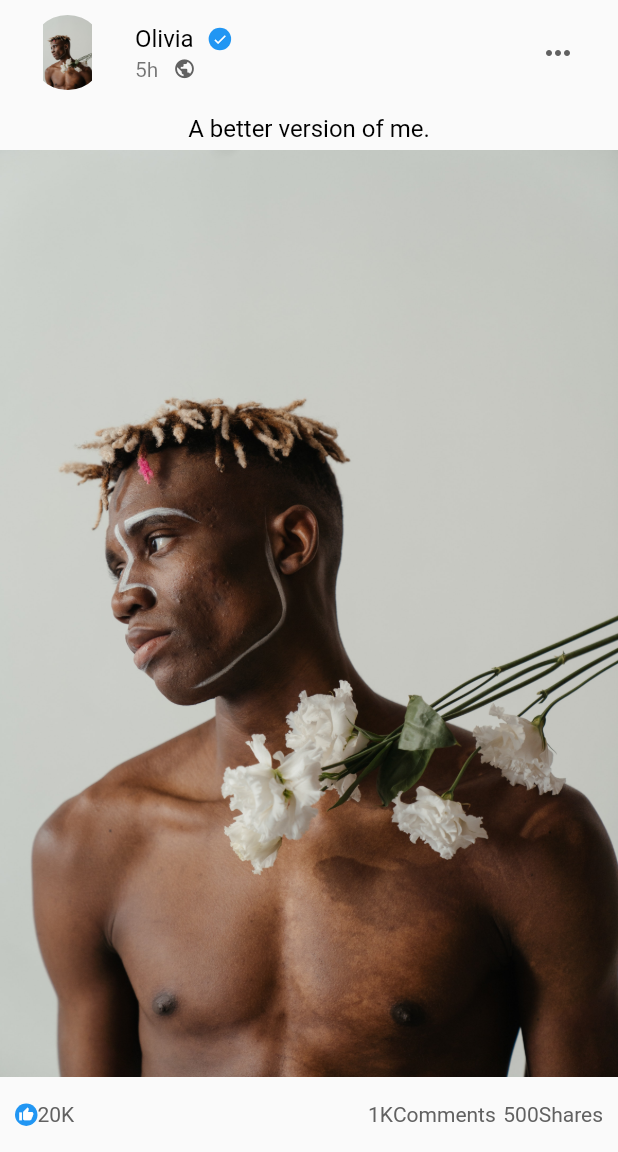
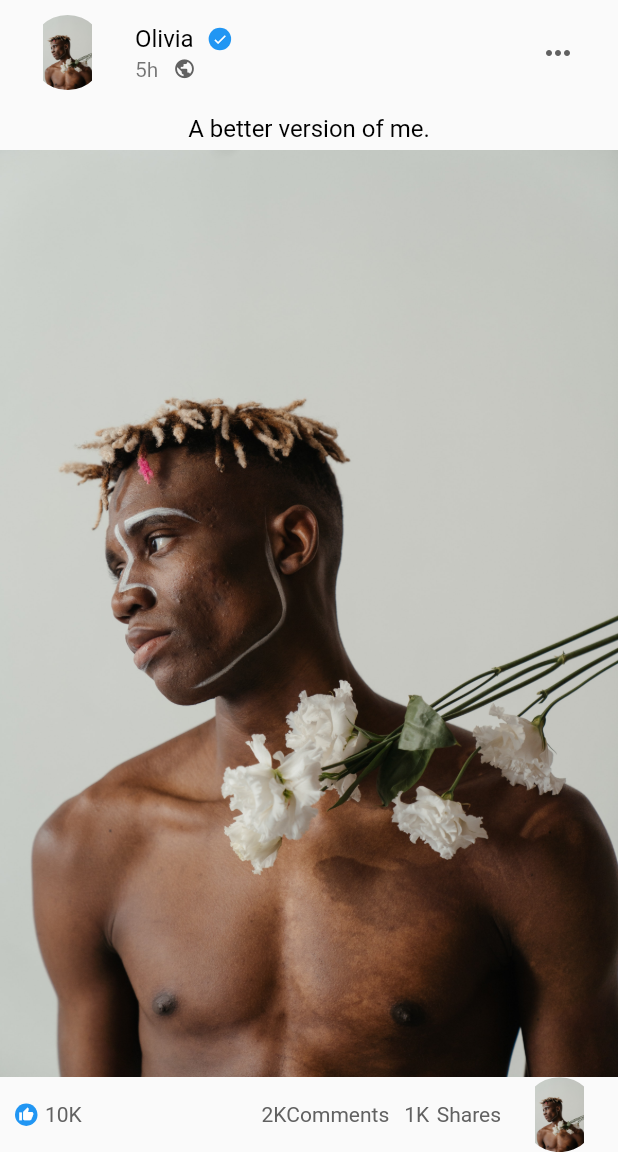
Before and after one commit to muhammedrishadpe/Facebook_Clone, a Flutter app: the screen it shows after launch, scrolled down 481 dp, on a phone screen of 412 x 824 dp, the part 84-1236 px from its top. Run offline on Flutter 3.47's test engine with Material 2 defaults, Android fonts, the phone set to English and light mode, and no system bars.

Commit message:
added PostCard Avatar

```diff
--- a/lib/home.dart
+++ b/lib/home.dart
@@ -66,6 +66,9 @@ class Home extends StatelessWidget {
             postTitle: "A better version of me.",
             postImage: olivia,
             showBluwTick: true,
+            likeCount: "10K",
+            shareCount: "1K",
+            commentCount: "2K",
           ),
         ]),
       ),
--- a/lib/widgets/postCard.dart
+++ b/lib/widgets/postCard.dart
@@ -10,6 +10,9 @@ class PostCard extends StatelessWidget {
   final String postTitle;
   final String postImage;
   final bool showBluwTick;
+  final String likeCount;
+  final String shareCount;
+  final String commentCount;
 
   PostCard({
     @required this.avatar,
@@ -18,6 +21,9 @@ class PostCard extends StatelessWidget {
     @required this.postTitle,
     @required this.postImage,
     this.showBluwTick = false,
+    @required this.likeCount,
+    @required this.shareCount,
+    @required this.commentCount,
   });
 
   @override
@@ -58,24 +64,42 @@ class PostCard extends StatelessWidget {
                     size: 10,
                   ),
                 ),
+                SizedBox(
+                  width: 5,
+                ),
                 // Like label
-                displayText(label: "20K"),
+                displayText(
+                  label: likeCount,
+                ),
               ],
             ),
           ),
           Container(
             child: Row(
               children: [
-                // Comment & share
                 displayText(
-                  label: "1K",
+                  label: commentCount,
                 ),
                 displayText(label: "Comments"),
                 SizedBox(
+                  width: 10,
+                ),
+                displayText(
+                  label: shareCount,
+                ),
+                SizedBox(
                   width: 5,
                 ),
-                displayText(label: "500"),
                 displayText(label: "Shares"),
+                SizedBox(
+                  width: 10,
+                ),
+                Avatar(
+                  displayImage: avatar,
+                  displayStatus: false,
+                  width: 25,
+                  height: 25,
+                ),
               ],
             ),
           )
--- a/lib/widgets/storyCard.dart
+++ b/lib/widgets/storyCard.dart
@@ -50,6 +50,8 @@ class StoryCard extends StatelessWidget {
                     displayImage: avatar,
                     displayStatus: false,
                     displayBorder: displayBorder,
+                    width: 35,
+                    height: 35,
                   ),
           ),
           Positioned(
```
